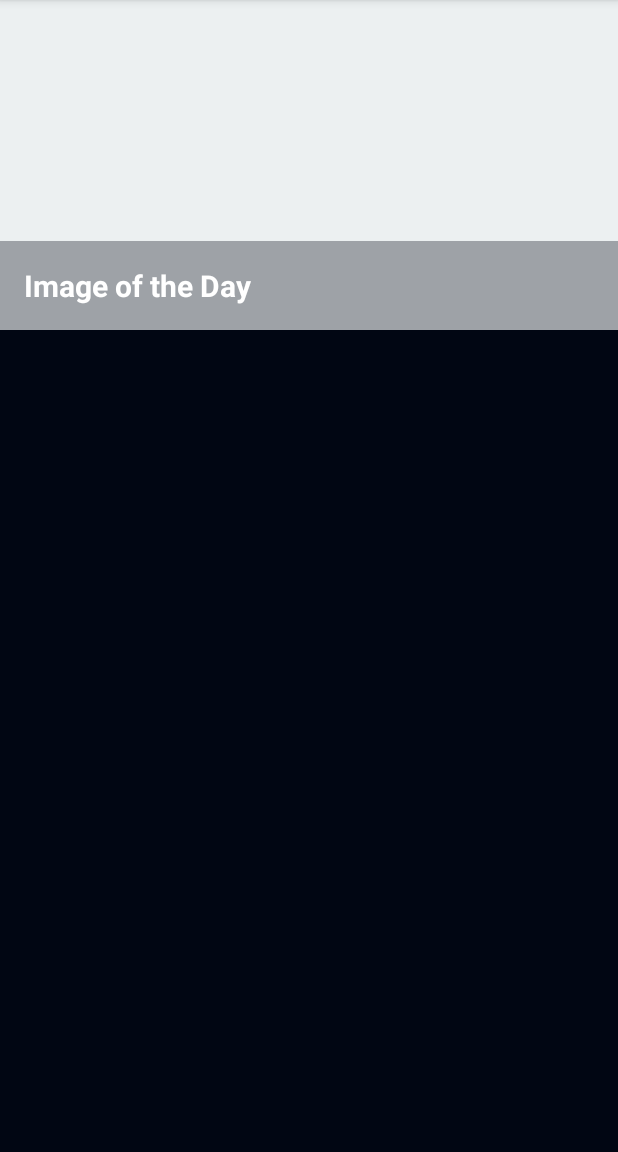
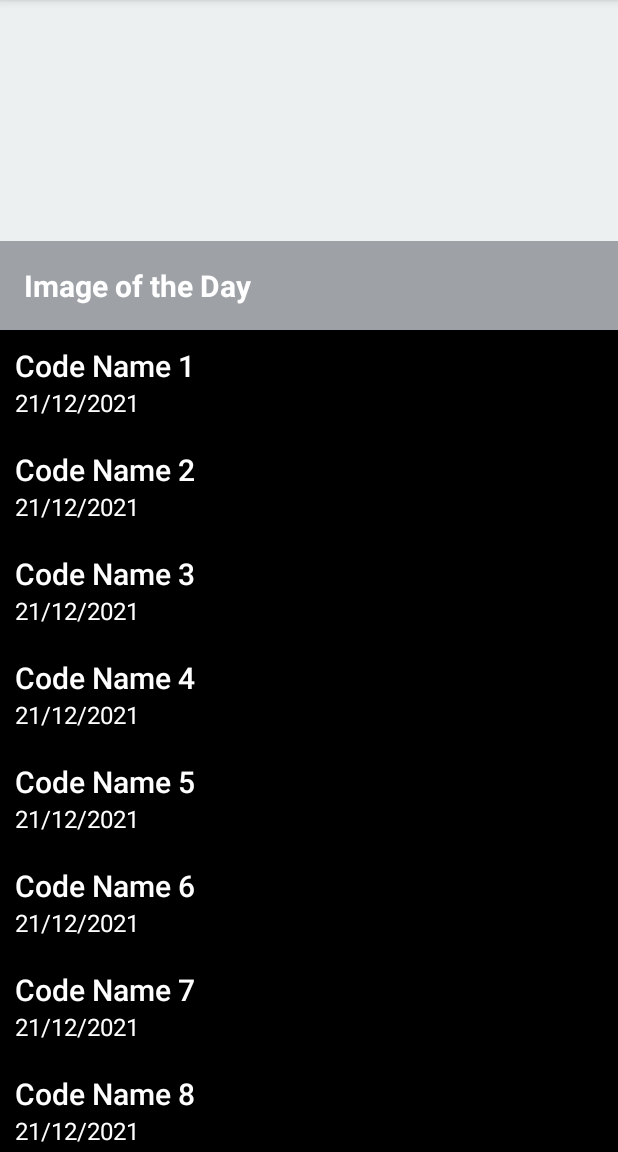
Before and after one commit to pentest225/NasaImageApp, an Android app: the screen it shows after launch (MainActivity), on a phone screen of 412 x 824 dp, the part 84-1236 px from its top. Run offline under Robolectric (Android 15) with nearby library versions, the light colour scheme and no system bars; our stand-ins replace data binding; 1 statement that could not run was skipped.

Commit message:
integration de recycler view

```diff
--- a/app/build.gradle
+++ b/app/build.gradle
@@ -73,7 +73,8 @@ dependencies {
 
 //    implementation "androidx.recyclerview:recyclerview:1.2.1"
 
-//    implementation 'com.squareup.picasso:picasso:2.5.2'
+    //FOR CACHED IMAGE
+    implementation 'com.squareup.picasso:picasso:2.5.2'
 
     //ROOM DATABASE
     implementation "androidx.room:room-runtime:$room_version"
--- a/app/src/main/java/ci/orange/nasaimageapp/BindingAdapters.kt
+++ b/app/src/main/java/ci/orange/nasaimageapp/BindingAdapters.kt
@@ -1,9 +1,9 @@
-package com.udacity.asteroidradar
+package ci.orange.nasaimageapp
 
 import android.widget.ImageView
 import android.widget.TextView
 import androidx.databinding.BindingAdapter
-import ci.orange.nasaimageapp.R
+
 
 @BindingAdapter("statusIcon")
 fun bindAsteroidStatusImage(imageView: ImageView, isHazardous: Boolean) {
--- a/app/src/main/java/ci/orange/nasaimageapp/Constants.kt
+++ b/app/src/main/java/ci/orange/nasaimageapp/Constants.kt
@@ -1,5 +1,4 @@
-package com.udacity.asteroidradar
-
+package ci.orange.nasaimageapp
 object Constants {
     const val API_QUERY_DATE_FORMAT = "YYYY-MM-dd"
     const val DEFAULT_END_DATE_DAYS = 7
--- /dev/null
+++ b/app/src/main/java/ci/orange/nasaimageapp/adapter/AsteroidAdapter.kt
@@ -0,0 +1,28 @@
+package ci.orange.nasaimageapp.adapter
+
+import android.view.LayoutInflater
+import android.view.ViewGroup
+import androidx.recyclerview.widget.RecyclerView
+import ci.orange.nasaimageapp.data.Asteroid
+import ci.orange.nasaimageapp.databinding.ItemAsteroidBinding
+
+
+class AsteroidAdapter(private val dataList:List<Asteroid>,val onSelect:(data:Asteroid)->Unit):RecyclerView.Adapter<AsteroidAdapter.AsteroidViewHolder>() {
+
+    inner class AsteroidViewHolder(val binding: ItemAsteroidBinding):RecyclerView.ViewHolder(binding.root)
+
+    override fun onCreateViewHolder(parent: ViewGroup, viewType: Int): AsteroidViewHolder {
+        val binding = ItemAsteroidBinding.inflate(LayoutInflater.from(parent.context),parent,false)
+        return AsteroidViewHolder(binding)
+    }
+
+    override fun onBindViewHolder(holder: AsteroidViewHolder, position: Int) {
+        val selectedItem = dataList[position]
+        holder.binding.clItemAsteroid.setOnClickListener {
+            onSelect(selectedItem)
+        }
+        holder.binding.asteroid = selectedItem
+    }
+
+    override fun getItemCount() = dataList.count()
+}
--- /dev/null
+++ b/app/src/main/java/ci/orange/nasaimageapp/api/AsteroidAPI.kt
@@ -0,0 +1,5 @@
+package ci.orange.nasaimageapp.api
+
+interface AsteroidAPI {
+
+}
--- a/app/src/main/java/ci/orange/nasaimageapp/api/NetworkUtils.kt
+++ b/app/src/main/java/ci/orange/nasaimageapp/api/NetworkUtils.kt
@@ -1,8 +1,8 @@
-package com.udacity.asteroidradar.api
+package ci.orange.nasaimageapp.api
 
+import ci.orange.nasaimageapp.data.Asteroid
+import ci.orange.nasaimageapp.Constants
 
-import ci.orange.nasaimageapp.Asteroid
-import com.udacity.asteroidradar.Constants
 import org.json.JSONObject
 import java.text.SimpleDateFormat
 import java.util.*
--- a/app/src/main/java/ci/orange/nasaimageapp/Asteroid.kt
+++ b/app/src/main/java/ci/orange/nasaimageapp/data/Asteroid.kt
@@ -1,4 +1,4 @@
-package ci.orange.nasaimageapp
+package ci.orange.nasaimageapp.data
 
 import android.os.Parcelable
 import kotlinx.android.parcel.Parcelize
--- a/app/src/main/java/ci/orange/nasaimageapp/PictureOfDay.kt
+++ b/app/src/main/java/ci/orange/nasaimageapp/data/PictureOfDay.kt
@@ -1,4 +1,4 @@
-package ci.orange.nasaimageapp
+package ci.orange.nasaimageapp.data
 
 import com.squareup.moshi.Json
 
--- a/app/src/main/java/ci/orange/nasaimageapp/detail/DetailFragment.kt
+++ b/app/src/main/java/ci/orange/nasaimageapp/detail/DetailFragment.kt
@@ -1,4 +1,4 @@
-package com.udacity.asteroidradar.detail
+package ci.orange.nasaimageapp.detail
 
 
 import android.os.Bundle
@@ -7,7 +7,7 @@ import android.view.View
 import android.view.ViewGroup
 import androidx.appcompat.app.AlertDialog
 import androidx.fragment.app.Fragment
-import ci.orange.nasaimageapp.Asteroid
+import androidx.navigation.fragment.navArgs
 import ci.orange.nasaimageapp.R
 import ci.orange.nasaimageapp.databinding.FragmentDetailBinding
 
@@ -19,9 +19,9 @@ class DetailFragment : Fragment() {
         val binding = FragmentDetailBinding.inflate(inflater)
         binding.lifecycleOwner = this
 
-//        val asteroid = DetailFragmentArgs.fromBundle(arguments).selectedAsteroid
-        val args by com.udacity.asteroidradar.detail.DetailFragmentArgs
-            val asteroid =
+        val args : DetailFragmentArgs by navArgs()
+        val asteroid = args.asteroid
+
         binding.asteroid = asteroid
 
         binding.helpButton.setOnClickListener {
--- a/app/src/main/java/ci/orange/nasaimageapp/main/MainFragment.kt
+++ b/app/src/main/java/ci/orange/nasaimageapp/main/MainFragment.kt
@@ -1,10 +1,13 @@
-package com.udacity.asteroidradar.main
+package ci.orange.nasaimageapp.main
 
 import android.os.Bundle
 import android.view.*
 import androidx.fragment.app.Fragment
 import androidx.lifecycle.ViewModelProvider
+import androidx.navigation.ActivityNavigator
+import androidx.navigation.fragment.findNavController
 import ci.orange.nasaimageapp.R
+import ci.orange.nasaimageapp.adapter.AsteroidAdapter
 import ci.orange.nasaimageapp.databinding.FragmentMainBinding
 
 
@@ -13,17 +16,30 @@ class MainFragment : Fragment() {
     private val viewModel: MainViewModel by lazy {
         ViewModelProvider(this).get(MainViewModel::class.java)
     }
+    private lateinit var binding : FragmentMainBinding
+    private lateinit var adapter: AsteroidAdapter
 
     override fun onCreateView(inflater: LayoutInflater, container: ViewGroup?,
                               savedInstanceState: Bundle?): View? {
-        val binding = FragmentMainBinding.inflate(inflater)
+        binding = FragmentMainBinding.inflate(inflater)
         binding.lifecycleOwner = this
 
         binding.viewModel = viewModel
-
         setHasOptionsMenu(true)
 
+
+
         return binding.root
+    }
+
+    override fun onViewCreated(view: View, savedInstanceState: Bundle?) {
+        super.onViewCreated(view, savedInstanceState)
+        adapter = AsteroidAdapter(viewModel.defautAsteoidList, onSelect = {
+            val action = MainFragmentDirections.actionMainFragmentToDetailFragment(it)
+            findNavController().navigate(action)
+        })
+        binding.asteroidRecycler.adapter  = adapter
+
     }
 
     override fun onCreateOptionsMenu(menu: Menu, inflater: MenuInflater) {
--- a/app/src/main/java/ci/orange/nasaimageapp/main/MainViewModel.kt
+++ b/app/src/main/java/ci/orange/nasaimageapp/main/MainViewModel.kt
@@ -1,6 +1,32 @@
-package com.udacity.asteroidradar.main
+package ci.orange.nasaimageapp.main
 
 import androidx.lifecycle.ViewModel
+import ci.orange.nasaimageapp.data.Asteroid
+import kotlin.random.Random
 
 class MainViewModel : ViewModel() {
+
+    val defautAsteoidList : MutableList<Asteroid> = mutableListOf()
+
+    init {
+        generateDefaultList()
+    }
+
+    private fun generateDefaultList(){
+        for (i in 1..10){
+            defautAsteoidList.add(
+                Asteroid(
+                    id = (i+1).toLong(),
+                    codename = "Code Name $i",
+                    closeApproachDate = "21/12/2021",
+                    estimatedDiameter = Random.nextDouble()*i,
+                    absoluteMagnitude = Random.nextDouble()*i+1,
+                    distanceFromEarth = Random.nextDouble()*i,
+                    isPotentiallyHazardous = i.mod(2) == 0,
+                    relativeVelocity = Random.nextDouble()*i
+                )
+            )
+        }
+    }
+
 }
--- a/app/src/main/res/layout/fragment_detail.xml
+++ b/app/src/main/res/layout/fragment_detail.xml
@@ -7,13 +7,15 @@
 
         <variable
             name="asteroid"
-            type="ci.orange.nasaimageapp.Asteroid" />
+            type="ci.orange.nasaimageapp.data.Asteroid" />
     </data>
 
     <androidx.constraintlayout.widget.ConstraintLayout
         android:layout_width="match_parent"
         android:layout_height="match_parent"
-        android:background="@color/app_background">
+        android:background="@color/app_background"
+
+        >
 
         <ImageView
             android:id="@+id/activity_main_image_of_the_day"
--- a/app/src/main/res/layout/fragment_main.xml
+++ b/app/src/main/res/layout/fragment_main.xml
@@ -1,11 +1,12 @@
 <?xml version="1.0" encoding="utf-8"?>
 <layout xmlns:android="http://schemas.android.com/apk/res/android"
-    xmlns:app="http://schemas.android.com/apk/res-auto">
+    xmlns:app="http://schemas.android.com/apk/res-auto"
+    xmlns:tools="http://schemas.android.com/tools">
 
     <data>
         <variable
             name="viewModel"
-            type="com.udacity.asteroidradar.main.MainViewModel" />
+            type="ci.orange.nasaimageapp.main.MainViewModel" />
 
     </data>
 
@@ -52,6 +53,8 @@
             app:layout_constraintEnd_toEndOf="parent"
             app:layout_constraintHorizontal_bias="0.0"
             app:layout_constraintStart_toStartOf="parent"
+            tools:itemCount="14"
+            tools:listitem="@layout/item_asteroid"
             app:layout_constraintTop_toBottomOf="@+id/activity_main_image_of_the_day_layout"
             app:layout_constraintVertical_bias="0.0" />
 
--- /dev/null
+++ b/app/src/main/res/layout/item_asteroid.xml
@@ -0,0 +1,54 @@
+<?xml version="1.0" encoding="utf-8"?>
+<layout xmlns:android="http://schemas.android.com/apk/res/android"
+    xmlns:app="http://schemas.android.com/apk/res-auto">
+
+    <data>
+        <variable
+            name="asteroid"
+            type="ci.orange.nasaimageapp.data.Asteroid" />
+    </data>
+
+    <androidx.constraintlayout.widget.ConstraintLayout
+        android:layout_width="match_parent"
+        android:layout_height="wrap_content"
+        android:padding="10dp"
+        android:background="@android:color/black"
+        android:id="@+id/clItemAsteroid"
+        >
+
+        <LinearLayout
+            app:layout_constraintTop_toTopOf="parent"
+            app:layout_constraintBottom_toBottomOf="parent"
+            app:layout_constraintStart_toStartOf="parent"
+            app:layout_constraintEnd_toStartOf="@id/imStatus"
+            android:layout_width="0dp"
+            android:orientation="vertical"
+            android:layout_height="wrap_content">
+
+            <TextView
+                android:layout_width="wrap_content"
+                android:layout_height="wrap_content"
+                android:text="@{asteroid.codename}"
+                style="@style/TextAppearance.AppCompat.Title"
+                android:textColor="@android:color/white" />
+
+            <TextView
+                android:layout_width="wrap_content"
+                android:layout_height="wrap_content"
+                android:text="@{asteroid.closeApproachDate}"
+                android:textColor="@android:color/white"
+                style="@style/TextAppearance.AppCompat.Widget.ActionMode.Subtitle" />
+        </LinearLayout>
+
+        <ImageView
+            android:id="@+id/imStatus"
+            app:layout_constraintEnd_toEndOf="parent"
+            app:layout_constraintTop_toTopOf="parent"
+            app:layout_constraintBottom_toBottomOf="parent"
+            android:layout_width="wrap_content"
+            android:layout_height="wrap_content"
+            statusIcon="@{asteroid.potentiallyHazardous}"
+            />
+
+    </androidx.constraintlayout.widget.ConstraintLayout>
+</layout>
--- a/app/src/main/res/navigation/main_nav_graph.xml
+++ b/app/src/main/res/navigation/main_nav_graph.xml
@@ -3,27 +3,20 @@
     xmlns:tools="http://schemas.android.com/tools"
     android:id="@+id/nav_graph"
     app:startDestination="@id/mainFragment">
-
     <fragment
         android:id="@+id/mainFragment"
-        android:name="com.udacity.asteroidradar.main.MainFragment"
-        android:label="fragment_main"
-        tools:layout="@layout/fragment_main" >
+        android:name="ci.orange.nasaimageapp.main.MainFragment"
+        android:label="MainFragment" >
         <action
-            android:id="@+id/action_showDetail"
+            android:id="@+id/action_mainFragment_to_detailFragment"
             app:destination="@id/detailFragment" />
     </fragment>
-
     <fragment
         android:id="@+id/detailFragment"
-        android:name="com.udacity.asteroidradar.detail.DetailFragment"
-        android:label="fragment_detail"
-        tools:layout="@layout/fragment_detail">
-
-
+        android:name="ci.orange.nasaimageapp.detail.DetailFragment"
+        android:label="DetailFragment" >
         <argument
-            android:name="selectedAsteroid"
-            app:argType="ci.orange.nasaimageapp.Asteroid" />
+            android:name="asteroid"
+            app:argType="ci.orange.nasaimageapp.data.Asteroid" />
     </fragment>
-
 </navigation>
```
